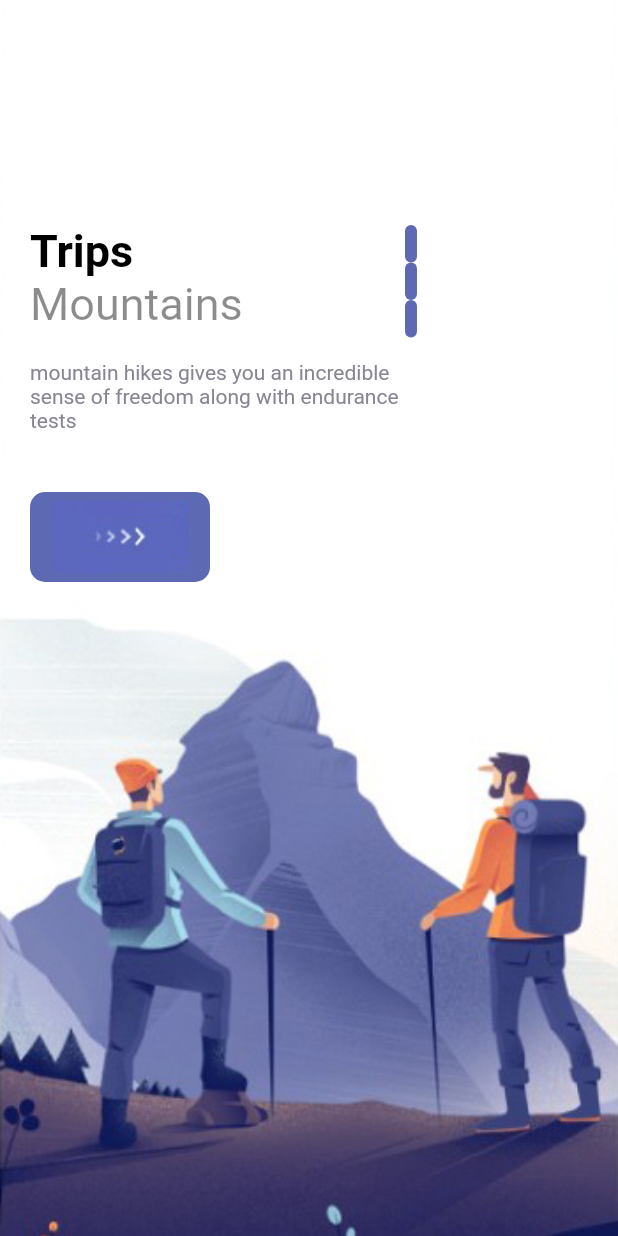
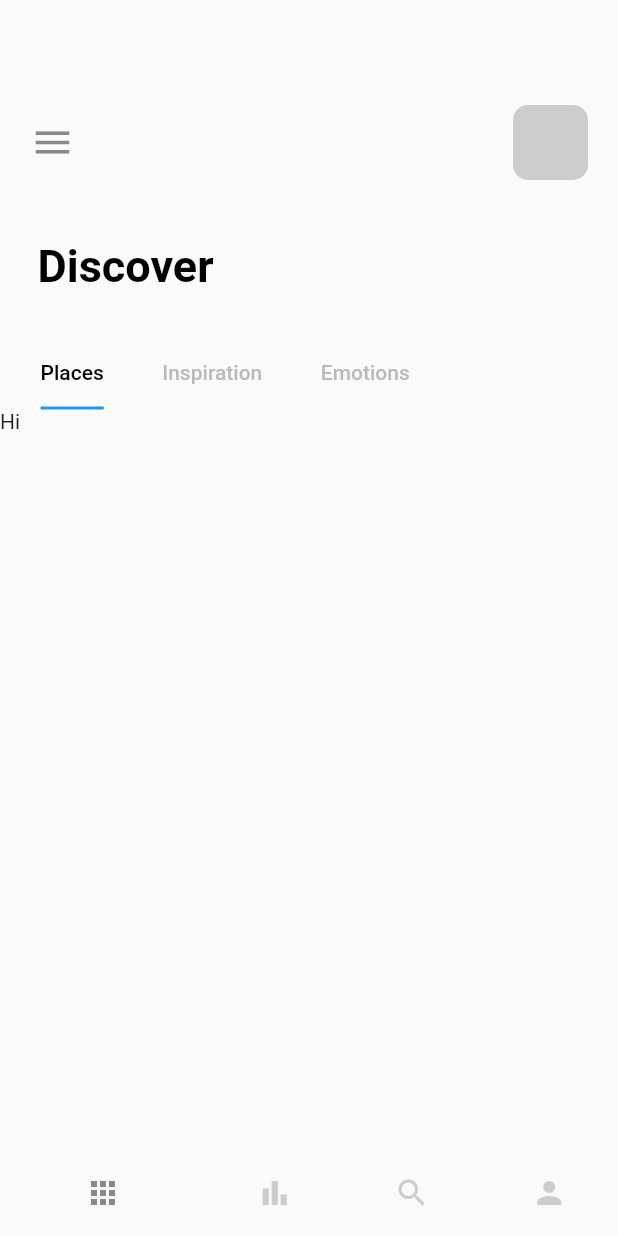
Before and after one commit to vortex-hue/Flutter-Travel-App, a Flutter app: the screen it shows after launch, on a phone screen of 412 x 824 dp. Run offline on Flutter 3.47's test engine with Material 2 defaults, Android fonts, the light colour scheme and no system bars.

Commit message:
working on home page UI

```diff
--- a/lib/main.dart
+++ b/lib/main.dart
@@ -1,4 +1,5 @@
 import 'package:flutter/material.dart';
+import 'package:travel_world/nav_pages/main_page.dart';
 import 'package:travel_world/pages/welcome_page.dart';
 
 void main() {
@@ -17,7 +18,7 @@ class MyApp extends StatelessWidget {
       theme: ThemeData(
         primaryColor: Colors.lightBlue,
       ),
-      home: WelcomePage()
+      home: MainPage()
     );
   }
 }
--- /dev/null
+++ b/lib/nav_pages/home_page.dart
@@ -0,0 +1,126 @@
+import 'package:flutter/cupertino.dart';
+import 'package:flutter/material.dart';
+import 'package:travel_world/widget/app_large.dart';
+
+class HomePage extends StatefulWidget {
+  const HomePage({super.key});
+
+  @override
+  State<HomePage> createState() => _HomePageState();
+}
+
+class _HomePageState extends State<HomePage> with TickerProviderStateMixin {
+  @override
+  Widget build(BuildContext context) {
+    TabController _tabController = TabController(length: 3, vsync: this);
+    return Scaffold(
+      body: Container(
+        child: Column(
+          crossAxisAlignment: CrossAxisAlignment.start,
+          children: [
+
+            Container(
+              padding: const EdgeInsets.only(top:70, left:20),
+              child: Row(
+                mainAxisAlignment : MainAxisAlignment.spaceBetween,
+                children: [
+                  Icon(Icons.menu, size: 30, color: Colors.black45,),
+                  // this can be used instead of  mainAxisAlignment : MainAxisAlignment.spaceBetween,
+                  // Expanded(child: Container()),
+                  // container for the profile image
+                  Container(
+                    margin: const EdgeInsets.only(right:20),
+                    width: 50,
+                    height: 50,
+
+                    decoration: BoxDecoration(
+                      borderRadius: BorderRadius.circular(10),
+                      color: Colors.grey.withOpacity(0.5)
+                    ),
+                  )
+                ],
+              ),
+            ),
+            SizedBox(height: 40,),
+
+            //discover text
+            Container(
+              margin: const EdgeInsets.only(left:25),
+              child: AppLargeText(text: "Discover",),
+            ),
+            SizedBox(height: 30,),
+
+            //tabbar
+            Container(
+              child: Align(
+                alignment: Alignment.centerLeft,
+                child: TabBar(
+                  labelPadding: const EdgeInsets.only(left: 27, right:12),
+                  controller: _tabController,
+                  labelColor: Colors.black,
+                  unselectedLabelColor: Colors.grey.withOpacity(0.7),
+                  isScrollable: true,
+                  indicatorSize: TabBarIndicatorSize.label,
+                  tabs: [
+                    Tab(text: "Places",),
+                    Tab(text: "Inspiration",),
+                    Tab(text: "Emotions",),
+                  ],
+                ),
+              ),
+
+            ),
+
+            //tabbar views
+            Container(
+              width: 300,
+              height: 300,
+              child: TabBarView(
+                controller: _tabController,
+                children: [
+                  Text("Hi"),
+                  Text("Hello"),
+                  Text("Bye")
+                ],
+              ),
+            )
+          ],
+        ),
+      ),
+    );
+  }
+
+}
+
+class CircleTabIndicator extends Decoration {
+  final Color color;
+  double radius;
+
+  //our constructor
+  CircleTabIndicator({required this.color, required this.radius});
+
+  @override
+  BoxPainter createBoxPainter([ VoidCallback? onChanged ]){
+    return _CirclePainter(color: color, radius: radius);
+  }
+}
+
+
+class _CirclePainter extends BoxPainter{
+  final Color color;
+  double radius;
+
+  //our constructor
+  _CirclePainter({required this.color, required this.radius});
+
+  @override
+
+  void paint(Canvas canvas, Offset offset, ImageConfiguration configuration) {
+    Paint _paint = Paint();
+    _paint.color = color;
+    _paint.isAntiAlias=true;
+
+
+    //drawing on the canvas
+  }
+}
--- /dev/null
+++ b/lib/nav_pages/main_page.dart
@@ -0,0 +1,57 @@
+import 'package:flutter/material.dart';
+import 'package:travel_world/nav_pages/bar_item_page.dart';
+import 'package:travel_world/nav_pages/home_page.dart';
+import 'package:travel_world/nav_pages/my_page.dart';
+import 'package:travel_world/nav_pages/search_page.dart';
+
+class MainPage extends StatefulWidget {
+
+  const MainPage({super.key});
+
+  @override
+  State<MainPage> createState() => _MainPageState();
+}
+
+class _MainPageState extends State<MainPage> {
+  List pages = [
+    const HomePage(),
+    const BarItemPage(),
+    const SearchPage(),
+    const MyPage(),
+  ];
+
+  int currentIndex=0;
+  void onTap(int index){
+    setState(() {
+      currentIndex = index;
+    });
+  }
+  @override
+  Widget build(BuildContext context) {
+    return Scaffold(
+      body: pages[currentIndex],
+      bottomNavigationBar: BottomNavigationBar(
+        // type: BottomNavigationBarType.fixed,
+        // backgroundColor: Colors.grey,
+
+        // i set this because of errors on iphone on click
+        selectedFontSize: 0,
+        unselectedFontSize: 0,
+        onTap: onTap,
+        currentIndex: currentIndex,
+        selectedItemColor: Colors.black45,
+        unselectedItemColor: Colors.grey.withOpacity(0.5),
+        showSelectedLabels: false,
+        showUnselectedLabels: false,
+        elevation: 0,
+        items: [
+          BottomNavigationBarItem(label: "Home", icon: Icon(Icons.apps)),
+          BottomNavigationBarItem(label: "Bar", icon: Icon(Icons.bar_chart_sharp)),
+          BottomNavigationBarItem(label: "Search", icon: Icon(Icons.search)),
+          BottomNavigationBarItem(label: "Profile", icon: Icon(Icons.person)),
+
+        ]
+      ),
+    );
+  }
+}
--- a/lib/pages/welcome_page.dart
+++ b/lib/pages/welcome_page.dart
@@ -49,6 +49,7 @@ class _WelcomePageState extends State<WelcomePage> {
             child: Container(
               margin: const EdgeInsets.only(top: 150, right: 20, left: 20),
               child: Row(
+                mainAxisAlignment : MainAxisAlignment.spaceBetween,
                 children: [
                   Column(
                   crossAxisAlignment: CrossAxisAlignment.start,
@@ -73,13 +74,14 @@ class _WelcomePageState extends State<WelcomePage> {
                 ),
                   // columns for the dots slide effects
                   Column(
-                    children: List.generate(3, (index){
+                    children: List.generate(3, (indexDots){
                       return Container(
+                        margin: const EdgeInsets.only(bottom: 2),
                         width: 8,
-                        height: 25,
+                        height: index==indexDots?25:8,
                         decoration: BoxDecoration(
                           borderRadius: BorderRadius.circular(8),
-                          color: AppColors.mainColor,
+                          color: index==indexDots?AppColors.mainColor:AppColors.buttonBackground,
                         ),
 
                       );
```
Also changed, not shown: lib/nav_pages/bar_item_page.dart (added, +16 -0 lines), lib/nav_pages/my_page.dart (added, +16 -0 lines), lib/nav_pages/search_page.dart (added, +16 -0 lines).
